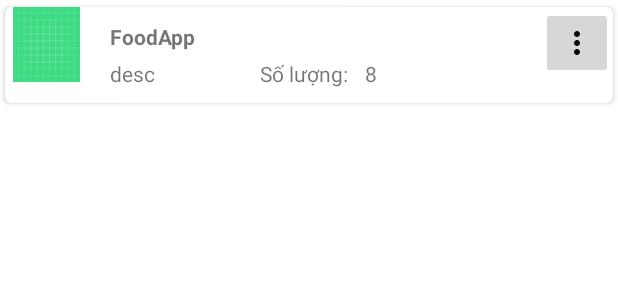
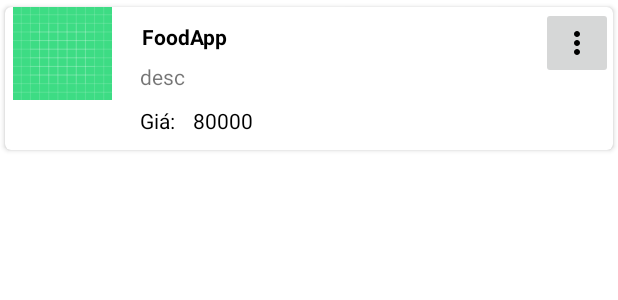
Before and after one commit to advaita02/OrderFood_App, an Android app: the layout list_row_food.xml on its own in the app's theme, with its tools: preview values and no code run, on a phone screen of 412 x 824 dp. Shown: the top 300 px of the screen. Run offline under Robolectric (Android 15) with nearby library versions, the phone set to English and light mode, and no system bars.

Commit message:
hien danh sach food o admin

```diff
--- /dev/null
+++ b/FoodOrderApp/app/src/main/java/com/example/foodapp/Adapter/FoodAdapterAdmin.java
@@ -0,0 +1,4 @@
+package com.example.foodapp.Adapter;
+
+public class FoodAdapterAdmin {
+}
--- a/FoodOrderApp/app/src/main/java/com/example/foodapp/Database/Entity/Category.java
+++ b/FoodOrderApp/app/src/main/java/com/example/foodapp/Database/Entity/Category.java
@@ -37,9 +37,7 @@ public class Category {
     public void setName(String name) {
         this.name = name;
     }
-//    public String getCategoryName() {
-//        return name;
-//    }
+
 
     public byte[] getImg_cate() {
         return img_cate;
--- a/FoodOrderApp/app/src/main/java/com/example/foodapp/Database/Entity/Food.java
+++ b/FoodOrderApp/app/src/main/java/com/example/foodapp/Database/Entity/Food.java
@@ -11,12 +11,16 @@ public class Food {
     private byte[] imgFood;
     private Category category;
 
-    public Food(int id,  String name_food, String des_food, int price_food) {
+    public Food(int id, String name_food, String des_food, int price_food, int size, byte[] imgFood, Category category) {
         this.id = id;
         this.name = name_food;
         this.describe = des_food;
         this.price = price_food;
+        this.size = size;
+        this.imgFood = imgFood;
+        this.category = category;
     }
+
     public Food(String name_food, String des_food, int price_food) {
         this.name = name_food;
         this.describe = des_food;
--- a/FoodOrderApp/app/src/main/java/com/example/foodapp/ListContentFoodAdapter.java
+++ b/FoodOrderApp/app/src/main/java/com/example/foodapp/ListContentFoodAdapter.java
@@ -9,6 +9,8 @@ import android.widget.TextView;
 import androidx.annotation.NonNull;
 import androidx.recyclerview.widget.LinearLayoutManager;
 import androidx.recyclerview.widget.RecyclerView;
+
+import com.example.foodapp.Adapter.FoodAdapter;
 
 import java.util.List;
 
@@ -64,9 +66,7 @@ public class ListContentFoodAdapter extends RecyclerView.Adapter<ListContentFood
 
         public ListContentFoodViewHolder(@NonNull View itemView) {
             super(itemView);
-
             name_item_food = (TextView) itemView.findViewById(R.id.tv_name_content_food);
-
             rcvItem_food = (RecyclerView) itemView.findViewById(R.id.rcv_content_food);
         }
     }
--- a/FoodOrderApp/app/src/main/java/com/example/foodapp/fragment/ManageCateFragment.java
+++ b/FoodOrderApp/app/src/main/java/com/example/foodapp/fragment/ManageCateFragment.java
@@ -72,7 +72,7 @@ public class ManageCateFragment extends Fragment implements AdapterView.OnItemCl
             byte[] img = cursor.getBlob(1);
             String nameCate = cursor.getString(2);
 
-            listCategory.add(new Category(nameCate, img));
+            listCategory.add(new Category(id, nameCate, img));
             cursor.moveToNext();
         }
         cursor.close();
--- a/FoodOrderApp/app/src/main/res/layout/fragment_managefood.xml
+++ b/FoodOrderApp/app/src/main/res/layout/fragment_managefood.xml
@@ -26,7 +26,7 @@
 
     <androidx.recyclerview.widget.RecyclerView
         android:layout_marginTop="50dp"
-        android:id="@+id/listFood"
+        android:id="@+id/list_food"
         android:layout_width="match_parent"
         android:layout_height="wrap_content"/>
 
--- a/FoodOrderApp/app/src/main/res/layout/list_row_food.xml
+++ b/FoodOrderApp/app/src/main/res/layout/list_row_food.xml
@@ -11,65 +11,68 @@
 
     <RelativeLayout
         android:layout_width="match_parent"
-        android:layout_height="match_parent">
+        android:layout_height="wrap_content">
+
         <ImageButton
+            android:id="@+id/flowmenu"
             android:layout_width="48dp"
             android:layout_height="48dp"
-            android:id="@+id/flowmenu"
+            android:layout_alignParentTop="true"
+            android:layout_alignParentRight="true"
             android:layout_centerVertical="true"
-            android:layout_alignParentRight="true"
-            android:layout_alignParentTop="true"
             android:contentDescription="Sửa và xoá data"
-            android:src="@drawable/more_vert_manage"/>
+            android:src="@drawable/more_vert_manage" />
 
         <ImageView
-            android:id="@+id/view_cate_img"
-            android:layout_width="50dp"
-            android:layout_height="50dp"
+            android:id="@+id/view_food_img"
+            android:layout_width="71dp"
+            android:layout_height="62dp"
             android:paddingLeft="5dp"
-            android:src="@drawable/ic_launcher_background"
-            android:scaleType="fitXY"/>
+            android:scaleType="fitXY"
+            android:src="@drawable/ic_launcher_background" />
 
         <TextView
-            android:id="@+id/txtNameCate"
+            android:id="@+id/txt_name_food"
             android:layout_width="match_parent"
             android:layout_height="wrap_content"
-            android:layout_toRightOf="@id/view_cate_img"
+            android:layout_marginLeft="20dp"
+            android:layout_marginTop="10dp"
+            android:layout_toRightOf="@id/view_food_img"
             android:text="@string/app_name"
-            android:textStyle="bold"
-            android:layout_marginTop="10dp"
-            android:layout_marginLeft="20dp"/>
+            android:textColor="@color/black"
+            android:textStyle="bold" />
 
         <TextView
             android:id="@+id/describe"
-            android:layout_width="match_parent"
+            android:layout_width="256dp"
             android:layout_height="wrap_content"
-            android:layout_marginTop="5dp"
-            android:text="desc"
-            android:layout_below="@+id/txtNameCate"
-            android:layout_marginLeft="70dp"
-            android:layout_marginBottom="10dp"/>
+            android:layout_below="@+id/txt_name_food"
+            android:layout_marginLeft="90dp"
+            android:layout_marginTop="7dp"
+            android:layout_marginBottom="10dp"
+            android:text="desc" />
 
         <TextView
-            android:layout_width="match_parent"
+            android:layout_width="wrap_content"
             android:layout_height="wrap_content"
-            android:layout_marginTop="5dp"
-            android:text="Số lượng: "
-            android:layout_below="@+id/txtNameCate"
-            android:layout_marginLeft="170dp"
+            android:layout_below="@+id/describe"
+            android:layout_marginLeft="90dp"
             android:layout_marginBottom="10dp"
+            android:text="Giá: "
+            android:textColor="@color/black"
+
             />
 
         <TextView
-            android:id="@+id/quantity"
-            android:layout_width="match_parent"
+            android:id="@+id/txt_price"
+            android:layout_width="wrap_content"
             android:layout_height="wrap_content"
-            android:layout_marginTop="5dp"
-            android:text="8"
-            android:layout_below="@+id/txtNameCate"
-            android:layout_marginLeft="240dp"
+            android:layout_below="@+id/describe"
+            android:layout_marginLeft="125dp"
+            android:text="80000"
             android:layout_marginBottom="10dp"
-            />
+
+            android:textColor="@color/black" />
 
     </RelativeLayout>
 
```
Also changed, not shown: FoodOrderApp/app/src/main/java/com/example/foodapp/Adapter/AdminFoodAdapter.java (added, +106 -0 lines), FoodOrderApp/app/src/main/java/com/example/foodapp/Adapter/CategoryAdapter.java (+4 -17 lines), FoodOrderApp/app/src/main/java/com/example/foodapp/Adapter/FoodAdapter.java (added, +83 -0 lines), FoodOrderApp/app/src/main/java/com/example/foodapp/ContentActivity.java (+58 -57 lines), FoodOrderApp/app/src/main/java/com/example/foodapp/Database/DataSource/CategoryDataSource.java (+40 -0 lines), FoodOrderApp/app/src/main/java/com/example/foodapp/Database/DataSource/FoodDataSource.java (+4 -30 lines), FoodOrderApp/app/src/main/java/com/example/foodapp/FoodAdapter.java (deleted, +0 -66 lines), FoodOrderApp/app/src/main/java/com/example/foodapp/fragment/ManageFoodFragment.java (+55 -0 lines), FoodOrderApp/app/src/main/java/com/example/foodapp/fragment/dialog/InsertCateDialog.java (+6 -3 lines), FoodOrderApp/app/src/main/java/com/example/foodapp/fragment/dialog/InsertFoodDialog.java (+11 -7 lines).
